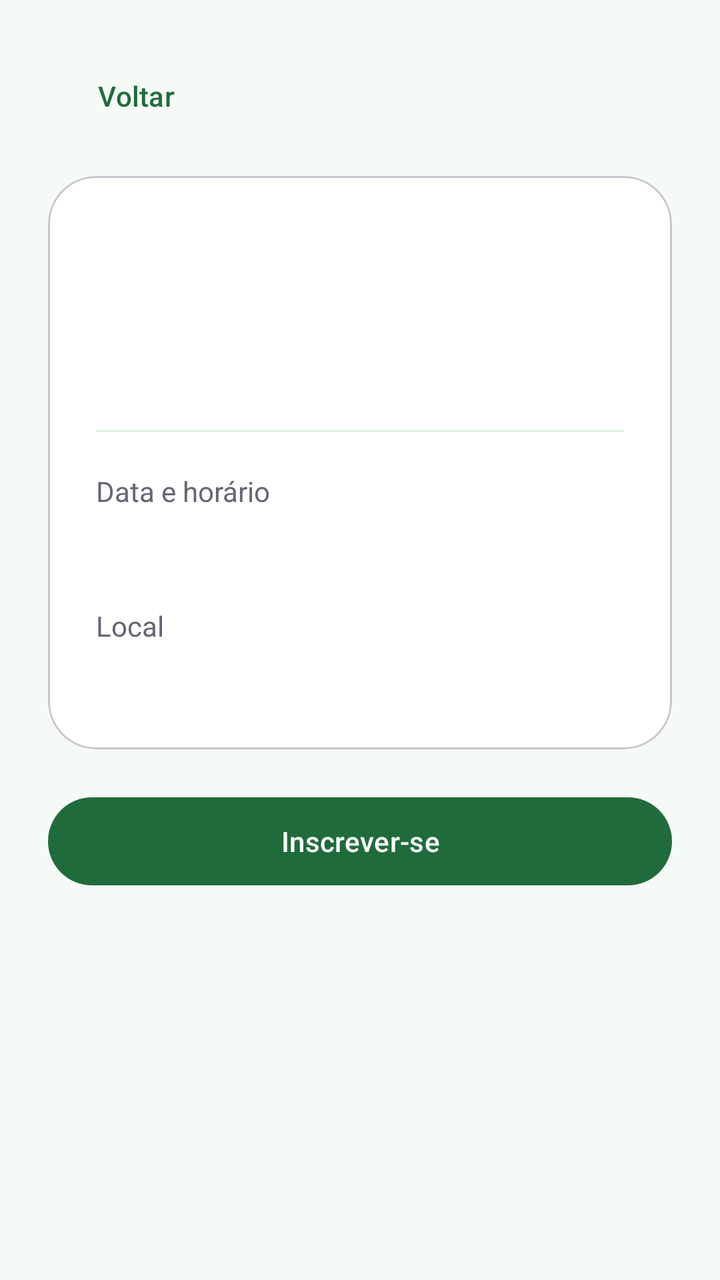
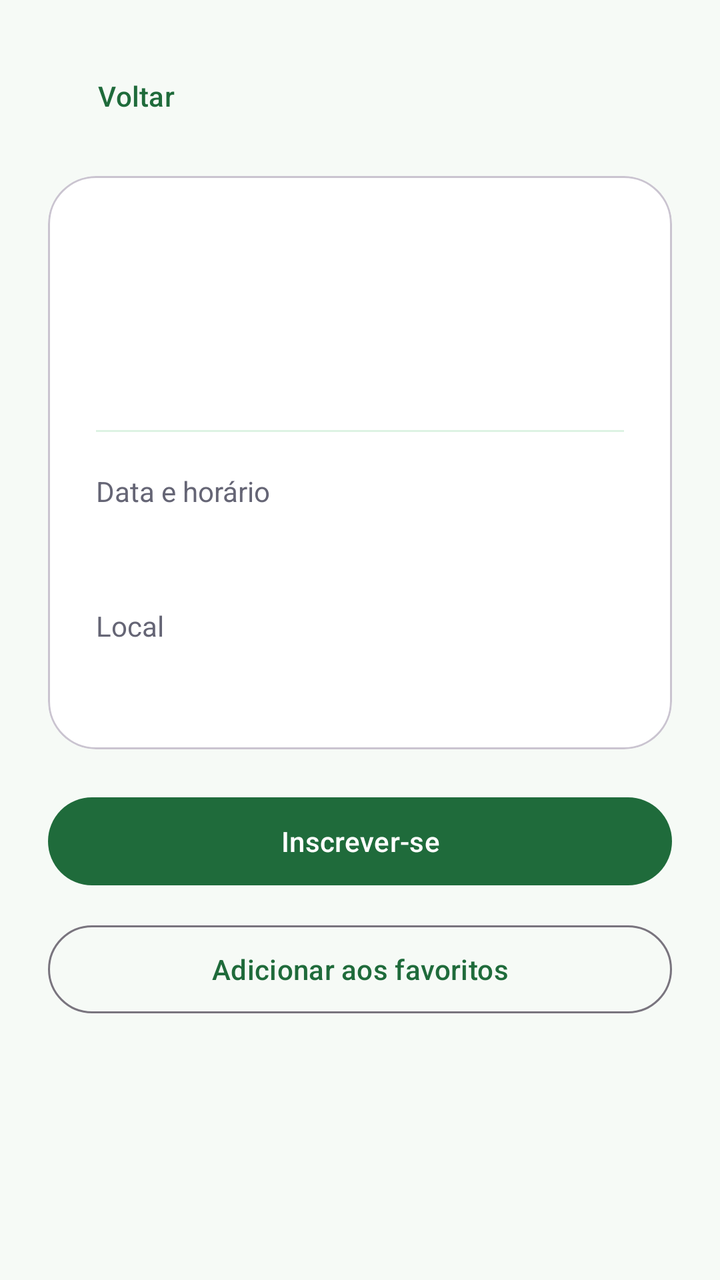

Before-and-after screenshots of an Android layout around one commit, followed by the original layout XML and the change that was made.
<!-- AndroidManifest.xml: application theme Theme.CampusHub -->
<!-- res/layout/activity_event_details.xml -->
<?xml version="1.0" encoding="utf-8"?>
<ScrollView xmlns:android="http://schemas.android.com/apk/res/android"
    android:layout_width="match_parent"
    android:layout_height="match_parent"
    android:background="@color/screen_background"
    android:fillViewport="true">

    <LinearLayout
        android:layout_width="match_parent"
        android:layout_height="wrap_content"
        android:orientation="vertical"
        android:padding="24dp">

        <com.google.android.material.button.MaterialButton
            android:id="@+id/btnBack"
            style="@style/Widget.Material3.Button.TextButton"
            android:layout_width="wrap_content"
            android:layout_height="wrap_content"
            android:insetLeft="0dp"
            android:text="Voltar"
            android:textAllCaps="false" />

        <com.google.android.material.card.MaterialCardView
            android:layout_width="match_parent"
            android:layout_height="wrap_content"
            android:layout_marginTop="16dp"
            app:cardBackgroundColor="@color/surface"
            app:cardCornerRadius="24dp"
            xmlns:app="http://schemas.android.com/apk/res-auto">

            <LinearLayout
                android:layout_width="match_parent"
                android:layout_height="wrap_content"
                android:orientation="vertical"
                android:padding="24dp">

                <TextView
                    android:id="@+id/tvEventDetailsTitle"
                    android:layout_width="match_parent"
                    android:layout_height="wrap_content"
                    android:textColor="@color/text_primary"
                    android:textSize="28sp"
                    android:textStyle="bold" />

                <TextView
                    android:id="@+id/tvEventDetailsDescription"
                    android:layout_width="match_parent"
                    android:layout_height="wrap_content"
                    android:layout_marginTop="20dp"
                    android:textColor="@color/text_secondary"
                    android:textSize="16sp" />

                <View
                    android:layout_width="match_parent"
                    android:layout_height="1dp"
                    android:layout_marginTop="24dp"
                    android:background="@color/primary_container" />

                <TextView
                    android:layout_width="match_parent"
                    android:layout_height="wrap_content"
                    android:layout_marginTop="20dp"
                    android:text="Data e horário"
                    android:textColor="@color/text_secondary"
                    android:textSize="14sp" />

                <TextView
                    android:id="@+id/tvEventDetailsDate"
                    android:layout_width="match_parent"
                    android:layout_height="wrap_content"
                    android:layout_marginTop="4dp"
                    android:textColor="@color/primary"
                    android:textSize="18sp"
                    android:textStyle="bold" />

                <TextView
                    android:layout_width="match_parent"
                    android:layout_height="wrap_content"
                    android:layout_marginTop="20dp"
                    android:text="Local"
                    android:textColor="@color/text_secondary"
                    android:textSize="14sp" />

                <TextView
                    android:id="@+id/tvEventDetailsLocation"
                    android:layout_width="match_parent"
                    android:layout_height="wrap_content"
                    android:layout_marginTop="4dp"
                    android:textColor="@color/text_primary"
                    android:textSize="18sp"
                    android:textStyle="bold" />
            </LinearLayout>
        </com.google.android.material.card.MaterialCardView>

        <com.google.android.material.button.MaterialButton
            android:id="@+id/btnRegistration"
            android:layout_width="match_parent"
            android:layout_height="52dp"
            android:layout_marginTop="20dp"
            android:text="Inscrever-se"
            android:textAllCaps="false" />
    </LinearLayout>
</ScrollView>
<!-- resources referenced by this layout -->
<resources>
  <color name="primary">#1F6B3B</color>
  <color name="primary_container">#DDF3E3</color>
  <color name="screen_background">#F6FAF6</color>
  <color name="surface">#FFFFFFFF</color>
  <color name="text_primary">#1B1B22</color>
  <color name="text_secondary">#656575</color>
  <style name="Theme.CampusHub" parent="Base.Theme.CampusHub" />
  <style name="Base.Theme.CampusHub" parent="Theme.Material3.DayNight.NoActionBar">
          <item name="colorPrimary">@color/primary</item>
          <item name="colorOnPrimary">@color/white</item>
          <item name="colorPrimaryContainer">@color/primary_container</item>
          <item name="android:windowLightStatusBar">true</item>
          <item name="android:statusBarColor">@color/screen_background</item>
      </style>
  <color name="white">#FFFFFFFF</color>
</resources>

<!-- the commit's change to res/layout/activity_event_details.xml (unified diff, before → after) -->
@@ -99,5 +99,14 @@
             android:layout_marginTop="20dp"
             android:text="Inscrever-se"
             android:textAllCaps="false" />
+
+        <com.google.android.material.button.MaterialButton
+            android:id="@+id/btnFavorite"
+            style="@style/Widget.Material3.Button.OutlinedButton"
+            android:layout_width="match_parent"
+            android:layout_height="52dp"
+            android:layout_marginTop="12dp"
+            android:text="Adicionar aos favoritos"
+            android:textAllCaps="false" />
     </LinearLayout>
 </ScrollView>
